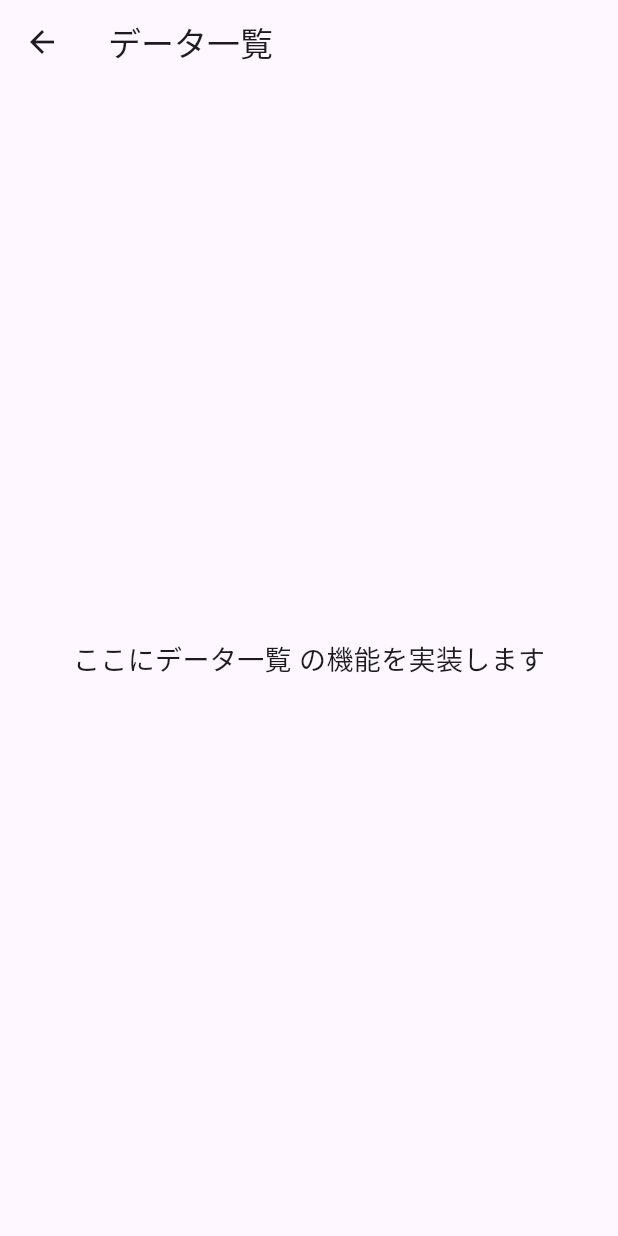
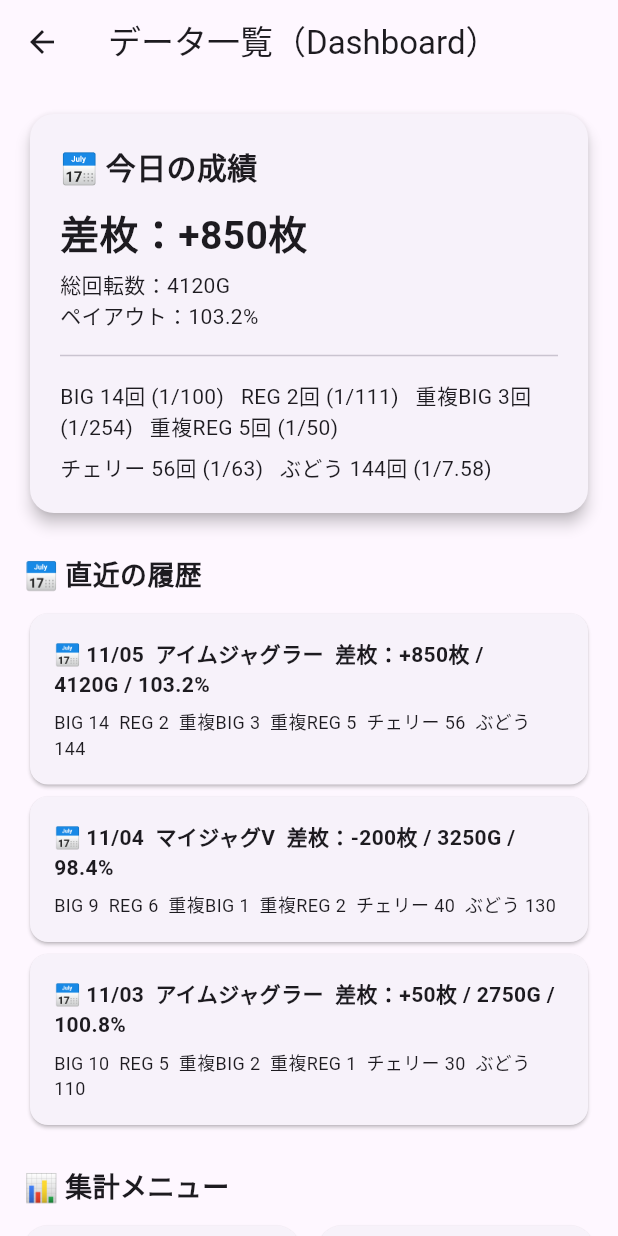
Before and after one commit to koen7777/juggler_record_app, a Flutter app: the screen it shows after launch, after a tap on "データ一覧", on a phone screen of 412 x 824 dp. Run offline on Flutter 3.47's test engine with Material 3 defaults, Android fonts, the phone set to English and light mode, and no system bars; missing offline and left inert: dart:html.

Commit message:
更新メッセージ

```diff
--- a/lib/screens/data_list/data_list_screen.dart
+++ b/lib/screens/data_list/data_list_screen.dart
@@ -0,0 +1,162 @@
+import 'package:flutter/material.dart';
+
+class DataListScreen extends StatelessWidget {
+  const DataListScreen({super.key});
+
+  @override
+  Widget build(BuildContext context) {
+    return Scaffold(
+      appBar: AppBar(title: const Text('データ一覧（Dashboard）')),
+      body: SingleChildScrollView(
+        padding: const EdgeInsets.all(16),
+        child: Column(
+          crossAxisAlignment: CrossAxisAlignment.stretch,
+          children: [
+            _todayCard(),
+
+            const SizedBox(height: 24),
+            const Text(
+              "📅 直近の履歴",
+              style: TextStyle(fontSize: 18, fontWeight: FontWeight.bold),
+            ),
+            const SizedBox(height: 8),
+
+            /// ✅ ダミー履歴（確率なしで横並び）
+            _historyCard(
+              date: "11/05",
+              machine: "アイムジャグラー",
+              diff: "+850枚",
+              games: 4120,
+              payout: 103.2,
+              big: 14, reg: 2, dupBig: 3, dupReg: 5,
+              cherry: 56, grape: 144,
+            ),
+            _historyCard(
+              date: "11/04",
+              machine: "マイジャグV",
+              diff: "-200枚",
+              games: 3250,
+              payout: 98.4,
+              big: 9, reg: 6, dupBig: 1, dupReg: 2,
+              cherry: 40, grape: 130,
+            ),
+            _historyCard(
+              date: "11/03",
+              machine: "アイムジャグラー",
+              diff: "+50枚",
+              games: 2750,
+              payout: 100.8,
+              big: 10, reg: 5, dupBig: 2, dupReg: 1,
+              cherry: 30, grape: 110,
+            ),
+
+            const SizedBox(height: 24),
+            const Text(
+              "📊 集計メニュー",
+              style: TextStyle(fontSize: 18, fontWeight: FontWeight.bold),
+            ),
+            const SizedBox(height: 12),
+            _gridMenu(context),
+          ],
+        ),
+      ),
+    );
+  }
+
+  /// ✅ 今日の成績
+  Widget _todayCard() {
+    return Card(
+      elevation: 4,
+      shape: RoundedRectangleBorder(borderRadius: BorderRadius.circular(16)),
+      child: Padding(
+        padding: const EdgeInsets.all(20),
+        child: Column(
+          crossAxisAlignment: CrossAxisAlignment.start,
+          children: const [
+            Text("📅 今日の成績", style: TextStyle(fontSize: 20, fontWeight: FontWeight.bold)),
+            SizedBox(height: 10),
+            Text("差枚：+850枚", style: TextStyle(fontSize: 26, fontWeight: FontWeight.bold)),
+            SizedBox(height: 4),
+            Text("総回転数：4120G"),
+            Text("ペイアウト：103.2%"),
+            SizedBox(height: 8),
+            Divider(),
+            SizedBox(height: 8),
+            Text("BIG 14回 (1/100)   REG 2回 (1/111)   重複BIG 3回 (1/254)   重複REG 5回 (1/50)",
+                style: TextStyle(fontSize: 14)),
+            SizedBox(height: 6),
+            Text("チェリー 56回 (1/63)   ぶどう 144回 (1/7.58)", style: TextStyle(fontSize: 14)),
+          ],
+        ),
+      ),
+    );
+  }
+
+  /// ✅ 直近履歴カード（回数のみ 横1列）
+  Widget _historyCard({
+    required String date,
+    required String machine,
+    required String diff,
+    required int games,
+    required double payout,
+    required int big,
+    required int reg,
+    required int dupBig,
+    required int dupReg,
+    required int cherry,
+    required int grape,
+  }) {
+    return Card(
+      shape: RoundedRectangleBorder(borderRadius: BorderRadius.circular(12)),
+      child: Padding(
+        padding: const EdgeInsets.all(16),
+        child: Column(crossAxisAlignment: CrossAxisAlignment.start, children: [
+          Text("📅 $date  $machine  差枚：$diff / ${games}G / ${payout.toStringAsFixed(1)}%",
+              style: const TextStyle(fontSize: 14, fontWeight: FontWeight.bold)),
+          const SizedBox(height: 6),
+          Text(
+            "BIG $big  REG $reg  重複BIG $dupBig  重複REG $dupReg  チェリー $cherry  ぶどう $grape",
+            style: const TextStyle(fontSize: 12),
+          ),
+        ]),
+      ),
+    );
+  }
+
+  Widget _gridMenu(BuildContext context) {
+    final menuItems = [
+      ("日別", Icons.calendar_today),
+      ("機種別", Icons.games),
+      ("店舗別", Icons.store),
+      ("通算", Icons.assessment),
+      ("末尾別", Icons.tag),
+      ("特定日", Icons.star),
+    ];
+
+    return GridView.count(
+      shrinkWrap: true,
+      physics: const NeverScrollableScrollPhysics(),
+      crossAxisCount: 2,
+      crossAxisSpacing: 12,
+      mainAxisSpacing: 12,
+      childAspectRatio: 1.4,
+      children: menuItems.map((item) {
+        return ElevatedButton(
+          style: ElevatedButton.styleFrom(
+            shape: RoundedRectangleBorder(borderRadius: BorderRadius.circular(16)),
+            padding: const EdgeInsets.all(12),
+          ),
+          onPressed: () {},
+          child: Column(
+            mainAxisAlignment: MainAxisAlignment.center,
+            children: [
+              Icon(item.$2, size: 32),
+              const SizedBox(height: 8),
+              Text(item.$1, style: const TextStyle(fontSize: 16, fontWeight: FontWeight.bold)),
+            ],
+          ),
+        );
+      }).toList(),
+    );
+  }
+}
--- a/lib/screens/data_list/machine_stats.dart
+++ b/lib/screens/data_list/machine_stats.dart
@@ -0,0 +1,11 @@
+
+import 'package:flutter/material.dart';
+
+class MachineStatsScreen extends StatelessWidget {
+  const MachineStatsScreen({super.key});
+
+  @override
+  Widget build(BuildContext context) {
+    return const Center(child: Text('機種別集計画面'));
+  }
+}
--- a/lib/screens/data_list/special_day_stats.dart
+++ b/lib/screens/data_list/special_day_stats.dart
@@ -0,0 +1,12 @@
+import 'package:flutter/material.dart';
+
+class SpecialDayStatsScreen extends StatelessWidget {
+  const SpecialDayStatsScreen({super.key});
+
+  @override
+  Widget build(BuildContext context) {
+    return const Center(
+      child: Text('ゾロ目・特定日別集計画面', style: TextStyle(fontSize: 20)),
+    );
+  }
+}
--- a/lib/screens/menu_screen.dart
+++ b/lib/screens/menu_screen.dart
@@ -7,6 +7,7 @@ import 'view_records_screen.dart';
 import 'shops_screen.dart';
 import '../database/db_helper_web.dart';
 import '../models/record.dart';
+import 'data_list/data_list_screen.dart'; // ← 追加
 
 class MenuScreen extends StatefulWidget {
   const MenuScreen({super.key});
@@ -45,7 +46,6 @@ class _MenuScreenState extends State<MenuScreen> {
         .showSnackBar(const SnackBar(content: Text('CSVをエクスポートしました')));
   }
 
-  /// ✅ 店舗を壊さないCSVインポート版
   void _importCSV() {
     final uploadInput = html.FileUploadInputElement()..accept = '.csv';
     uploadInput.click();
@@ -76,10 +76,8 @@ class _MenuScreenState extends State<MenuScreen> {
 
           final record = Record.fromCsvRow(cols.map((e) => e.trim()).toList());
 
-          // ✅ レコードを追加
           await dbHelper.insertRecord(record);
 
-          // ✅ 店舗を壊さず、なければ追加
           if (record.shop.trim().isNotEmpty) {
             await dbHelper.insertShop(record.shop.trim());
           }
@@ -104,17 +102,12 @@ class _MenuScreenState extends State<MenuScreen> {
             const SizedBox(height: 12),
             _menuButton(context, 'データ閲覧', const ViewRecordsScreen()),
             const SizedBox(height: 12),
-
-            _menuButton(context, '店舗登録', ShopsScreen()),
-
+            _menuButton(context, '店舗登録', const ShopsScreen()),
             const SizedBox(height: 12),
-
-            _menuButton(context, 'データ一覧', const DummyScreen(title: 'データ一覧')),
-
+            _menuButton(context, 'データ一覧', const DataListScreen()), // ← ここを変更
             const SizedBox(height: 24),
             const Divider(),
             const SizedBox(height: 12),
-
             _coloredButton(
               context,
               'CSVをエクスポート（保存）',
@@ -131,7 +124,6 @@ class _MenuScreenState extends State<MenuScreen> {
               textColor: Colors.black,
             ),
             const SizedBox(height: 12),
-
             Container(
               padding: const EdgeInsets.all(12),
               color: Colors.red[50],
@@ -146,7 +138,6 @@ class _MenuScreenState extends State<MenuScreen> {
               ),
             ),
             const SizedBox(height: 12),
-
             _coloredButton(
               context,
               '権利について',
@@ -211,18 +202,3 @@ class _MenuScreenState extends State<MenuScreen> {
     );
   }
 }
-
-class DummyScreen extends StatelessWidget {
-  final String title;
-  const DummyScreen({super.key, required this.title});
-
-  @override
-  Widget build(BuildContext context) {
-    return Scaffold(
-      appBar: AppBar(title: Text(title)),
-      body: Center(
-        child: Text('ここに$title の機能を実装します', style: const TextStyle(fontSize: 18)),
-      ),
-    );
-  }
-}
```
